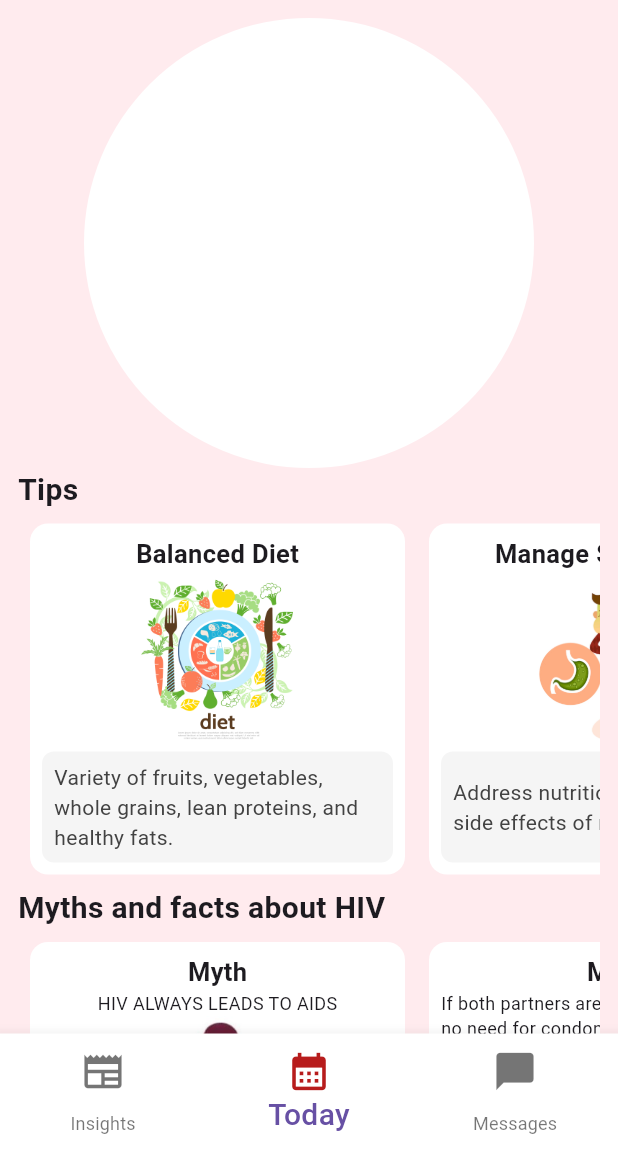
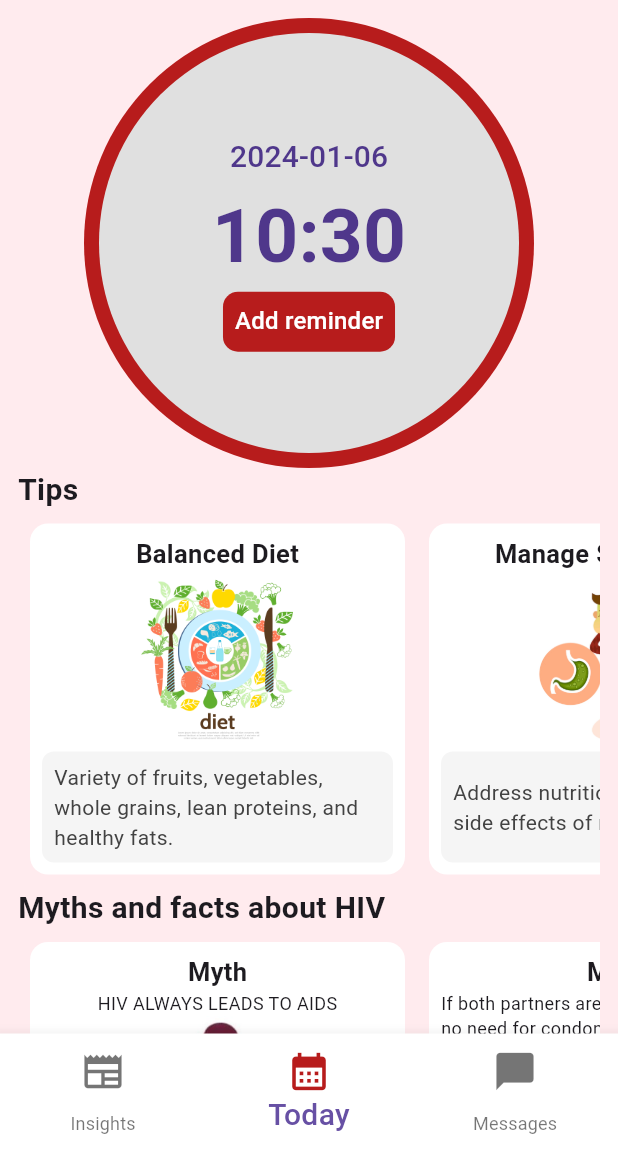
Before and after one commit to frankamale/carePulse, a Flutter app: the screen it shows after launch, on a phone screen of 412 x 824 dp, the part 84-1236 px from its top. Run offline on Flutter 3.47's test engine with Material 3 defaults, Android fonts, the light colour scheme and no system bars; our stand-ins replace awesome_notifications, cloud_firestore, firebase_auth, firebase_core, flutter_slidable, fluttertoast and 5 more; missing offline and left inert: dart:ffi, kommunicate_flutter; accounts and stored records are empty.

Commit message:
almost there

```diff
--- a/lib/main.dart
+++ b/lib/main.dart
@@ -33,6 +33,7 @@ Future main() async {
   runApp(const MaterialApp(
     home: MyApp(),
   ));
+
 }
 
 class MyApp extends StatefulWidget {
@@ -43,6 +44,7 @@ class MyApp extends StatefulWidget {
 }
 
 class _MyAppState extends State<MyApp> {
+
   @override
   Widget build(BuildContext context) {
     SystemChrome.setSystemUIOverlayStyle(
--- a/lib/models/user auth/firebase_auth_services.dart
+++ b/lib/models/user auth/firebase_auth_services.dart
@@ -1,6 +1,7 @@
 
 
 import 'package:carepulse/components/toast.dart';
+import 'package:cloud_firestore/cloud_firestore.dart';
 import 'package:firebase_core/firebase_core.dart';
 import 'package:firebase_auth/firebase_auth.dart';
 
@@ -13,6 +14,7 @@ class FirebaseAuthService{
 
     try{
       UserCredential credential = await _auth.createUserWithEmailAndPassword(email: email, password: password);
+
       return credential.user;
     }
     on FirebaseException  catch(e){
--- a/lib/pages/1_home_page.dart
+++ b/lib/pages/1_home_page.dart
@@ -3,35 +3,38 @@ import 'package:carepulse/pages/2_Insights.dart';
 import 'package:carepulse/pages/3_today.dart';
 import 'package:carepulse/pages/4_messages.dart';
 import 'package:carepulse/pages/schedule_medication.dart';
+import 'package:carepulse/pages/todo_page.dart';
+import 'package:cloud_firestore/cloud_firestore.dart';
 import 'package:firebase_auth/firebase_auth.dart';
 import 'package:flutter/material.dart';
 import 'package:flutter/services.dart';
+import 'package:font_awesome_flutter/font_awesome_flutter.dart';
+import 'package:url_launcher/url_launcher.dart';
 
 import '5_faqs_page.dart';
 import 'login.dart';
 
 class HomePage extends StatefulWidget {
-  const HomePage({super.key});
+  const HomePage({Key? key});
+
 
   @override
   State<HomePage> createState() => _HomePageState();
 }
 
 class _HomePageState extends State<HomePage> {
-  //request for permissions
 
   @override
   void initState() {
     super.initState();
+
     AwesomeNotifications().isNotificationAllowed().then((isAllowed) {
       if (!isAllowed) {
         showDialog(
           context: context,
-            builder: (context) =>
-                AlertDialog(
+          builder: (context) => AlertDialog(
             title: const Text('Allow Notifications'),
-                    content:
-                    const Text('Our app would like to send notifications'),
+            content: const Text('Our app would like to send notifications'),
             actions: [
               TextButton(
                 onPressed: () {
@@ -43,8 +46,7 @@ class _HomePageState extends State<HomePage> {
                 ),
               ),
               TextButton(
-                        onPressed: () =>
-                            AwesomeNotifications()
+                onPressed: () => AwesomeNotifications()
                     .requestPermissionToSendNotifications()
                     .then((_) => Navigator.pop(context)),
                 child: Text(
@@ -56,19 +58,11 @@ class _HomePageState extends State<HomePage> {
                   ),
                 ),
               ),
-                    ]));
+            ],
+          ),
+        );
       }
     });
-    @pragma("vm:entry-point")
-    Future<void> onNotificationCreatedMethod(
-        ReceivedNotification receivedNotification) async {
-      ScaffoldMessengerState scaffoldMessanger = ScaffoldMessenger.of(context);
-    }
-
-    @pragma("vm:entry-point")
-    Future<void> onActionReceivedMethod(ReceivedAction receivedAction) async {
-
-    }
   }
 
   @override
@@ -77,18 +71,13 @@ class _HomePageState extends State<HomePage> {
     super.dispose();
   }
 
-  //to store the pages to be displayed in the bottom nav bar
-  final List<Widget> _tabs = [
-    const Insights(),
-    const Today(),
-    const Messages()
-  ];
-  int _currentIndex = 1;
-
   @override
   Widget build(BuildContext context) {
-    SystemChrome.setSystemUIOverlayStyle(SystemUiOverlayStyle.light
-        .copyWith(statusBarIconBrightness: Brightness.dark));
+    SystemChrome.setSystemUIOverlayStyle(
+      SystemUiOverlayStyle.light.copyWith(
+        statusBarIconBrightness: Brightness.dark,
+      ),
+    );
     return Scaffold(
       appBar: AppBar(
         elevation: 0,
@@ -101,120 +90,163 @@ class _HomePageState extends State<HomePage> {
             fontSize: 30,
           ),
         ),
-        // backgroundColor: Colors.transparent,
       ),
+      drawer: _buildDrawer(),
+      bottomNavigationBar: _buildBottomNavigationBar(),
+      body: _tabs[_currentIndex],
+    );
+  }
 
-      //drawer menu
-      drawer: Drawer(
+  Widget _buildDrawer() {
+    return Drawer(
       backgroundColor: Colors.red[900],
       child: Padding(
         padding: const EdgeInsets.all(12.0),
         child: Column(
           mainAxisAlignment: MainAxisAlignment.spaceEvenly,
           children: [
-              //circular shape for profile photo
-              const CircleAvatar(
-                radius: 90,
-                backgroundColor: Colors.white,
+            _buildMenuSection(),
+            const SizedBox(height: 40),
+            _buildLogoutButton(),
+          ],
         ),
+      ),
+    );
+  }
 
-              Column(
+
+  Widget _buildMenuSection() {
+    return Column(
+
       children: [
+        SizedBox(height: 40,),
         const Text(
-                    "Options",
+          "Menu",
           style: TextStyle(
             color: Colors.white,
             fontWeight: FontWeight.bold,
-                        fontSize: 30),
-                  ),
-                  const ListTile(
-                    leading: Icon(
-                      Icons.app_registration_outlined,
-                      color: Colors.white,
-                    ),
-                    title: Text(
-                      "Appointment",
-                      style: TextStyle(
-                          color: Colors.white,
-                          fontWeight: FontWeight.normal,
-                          fontSize: 20),
+            fontSize: 30,
+            fontFamily: 'serif'
           ),
         ),
-                  ListTile(
+        SizedBox(height: 40,),
+        Divider(height: 10,),
+
+        _buildMenuItem(
+          icon: FontAwesomeIcons.truckMedical,
+          title: "SOS",
+          onTap: () async {
+            const String emergencyNumber = '112';     // emergency number in Uganda
+
+            Uri url = Uri.parse('tel:$emergencyNumber');
+
+
+            if (await canLaunchUrl(url)) {
+              await launchUrl(url);
+            } else {
+              print('Could not launch $url. Please dial the emergency number manually.');
+            }
+          },
+        ),
+        Divider(height: 10,),
+
+        _buildMenuItem(
+          icon: Icons.timelapse_outlined,
+          title: "Schedule Medication",
           onTap: () {
             Navigator.pop(context);
             Navigator.push(
               context,
               MaterialPageRoute(
-                              builder: (context) => const Medication()));
+                builder: (context) => const Medication(),
+              ),
+            );
           },
-                    leading: const Icon(
-                      Icons.timelapse_outlined,
-                      color: Colors.white,
         ),
-                    title: const Text(
-                      "Schedule Medication",
-                      style: TextStyle(
-                          color: Colors.white,
-                          fontWeight: FontWeight.normal,
-                          fontSize: 20),
-                    ),
-                  ),
-                  ListTile(
+        Divider(height: 10,),
+
+        _buildMenuItem(
+          icon: Icons.question_mark_rounded,
+          title: "FAQs",
           onTap: () {
             Navigator.pop(context);
             Navigator.push(
               context,
               MaterialPageRoute(
-                              builder: (context) =>  FaqPage()));
+                builder: (context) => FaqPage(),
+              ),
+            );
+          },
+        ),
+        Divider(height: 10,),
+
+        _buildMenuItem(
+                icon: Icons.list,
+                title: "ToDo List",
+                onTap: () {
+                  Navigator.pop(context);
+                  Navigator.push(
+                    context,
+                    MaterialPageRoute(
+                      builder: (context) => Todo(),
+                    ),
+                  );
+                },
+              ),
+        Divider(height: 10,),
+
+
+      ],
+    );
+  }
+
+  Widget _buildMenuItem({required IconData icon, required String title, required VoidCallback onTap}) {
+    return ListTile(
+      onTap: onTap,
+      leading: Icon(
+        icon,
+        color: Colors.white,
+      ),
+      title: Text(
+        title,
+        style: const TextStyle(
+          color: Colors.white,
+          fontWeight: FontWeight.normal,
+          fontSize: 20,
+        ),
+      ),
+    );
+  }
+
+  Widget _buildLogoutButton() {
+    return  ListTile(
+      onTap: (){
+        FirebaseAuth.instance.signOut();
+        Navigator.pushAndRemoveUntil(
+          context,
+          MaterialPageRoute(
+            builder: (context) => const Login(),
+          ),
+              (route) => false,
+        );
       },
       leading: const Icon(
-                      Icons.question_mark_rounded,
+        Icons.logout,
         color: Colors.white,
       ),
       title: const Text(
-                      "FAQs",
-                      style: TextStyle(
-                          color: Colors.white,
-                          fontWeight: FontWeight.normal,
-                          fontSize: 20),
-                    ),
-                  ),
-                ],
-              ),
-
-              const SizedBox(
-                height: 40,
-              ),
-
-              GestureDetector(
-                onTap: () {
-                  FirebaseAuth.instance.signOut();
-                  Navigator.pushAndRemoveUntil(
-                      context,
-                      MaterialPageRoute(builder: (context) => const Login()),
-                      (route) => false);
-                },
-                child: const ListTile(
-                  leading: Icon(
-                    Icons.logout,
-                    color: Colors.white,
-                  ),
-                  title: Text(
         "Log Out",
         style: TextStyle(
           color: Colors.white,
           fontWeight: FontWeight.normal,
-                        fontSize: 20),
+          fontSize: 20,
         ),
       ),
-              ),
-            ],
-          ),
-        ),
-      ),
+    );
+  }
 
-      bottomNavigationBar: BottomNavigationBar(
+  BottomNavigationBar _buildBottomNavigationBar() {
+    return BottomNavigationBar(
       currentIndex: _currentIndex,
       items: const [
         BottomNavigationBarItem(
@@ -228,31 +260,32 @@ class _HomePageState extends State<HomePage> {
         BottomNavigationBarItem(
           icon: Icon(Icons.messenger),
           label: 'Messages',
-              backgroundColor: Colors.red),
+          backgroundColor: Colors.red,
+        ),
       ],
       backgroundColor: Colors.white,
-        // color for the navigation bars
       iconSize: 30,
-        // size of the icons
       selectedFontSize: 20,
-        selectedIconTheme: IconThemeData(
+      selectedIconTheme:  IconThemeData(
         color: Colors.red[900],
       ),
-        selectedLabelStyle: TextStyle(
+      selectedLabelStyle:  TextStyle(
         fontWeight: FontWeight.w500,
         decorationColor: Colors.red[900],
-            color: Colors.black),
-
-        //to enalbe switchin on the bottom nav
+        color: Colors.black,
+      ),
       onTap: (index) {
         setState(() {
           _currentIndex = index;
         });
       },
-      ),
-
-      //display the pages selected in the bottom navigation bar
-      body: _tabs[_currentIndex],
     );
   }
+
+  final List<Widget> _tabs = const [
+    Insights(),
+    Today(),
+    Messages(),
+  ];
+  int _currentIndex = 1;
 }
--- a/lib/pages/3_today.dart
+++ b/lib/pages/3_today.dart
@@ -1,8 +1,8 @@
-
 import 'package:awesome_notifications/awesome_notifications.dart';
 import 'package:carepulse/components/mythTile.dart';
 import 'package:carepulse/models/items.dart';
 import 'package:carepulse/models/mythTile.dart';
+import 'package:carepulse/pages/schedule_medication.dart';
 import 'package:flutter/material.dart';
 
 import '../components/scrollTile.dart';
@@ -17,33 +17,73 @@ class Today extends StatefulWidget {
 }
 
 class _TodayState extends State<Today> {
-
   Items item = Items();
 
   @override
   Widget build(BuildContext context) {
-    return  SingleChildScrollView(
-
+    return SingleChildScrollView(
       child: Padding(
         padding: EdgeInsets.all(12.0),
-          child:  Column(
+        child: Column(
           crossAxisAlignment: CrossAxisAlignment.start,
           children: [
-
             //circle for displaying time
-                const Center(
+            Center(
               child: CircleAvatar(
-                  backgroundColor: Colors.white,
+                backgroundColor: Colors.red[900],
                 radius: 150,
+                child: CircleAvatar(
+                  backgroundColor: Colors.grey[300],
+                  radius: 140,
+                  child: Center(
+                    child: Column(
+                      mainAxisAlignment: MainAxisAlignment.center,
+                      children: [
+                        Text(
+                          _getCurrentDate(),
+                          style: TextStyle(
+                            fontSize: 20,
+                          ),
+                        ),
+                        Text(
+                          _getCurrentTime(),
+                          style: const TextStyle(
+                              fontSize: 50, fontWeight: FontWeight.bold),
+                        ),
+                        GestureDetector(
+                          onTap: () {
+                            Navigator.pop(context);
+                            Navigator.push(
+                                context,
+                                MaterialPageRoute(
+                                    builder: (context) => Medication()));
+                          },
+                          child: Container(
+                            decoration: BoxDecoration(
+                                color: Colors.red[900],
+                                borderRadius: BorderRadius.circular(10)),
+                            child: const Padding(
+                              padding: EdgeInsets.all(8.0),
+                              child: Text(
+                                'Add reminder',
+                                style: TextStyle(
+                                  color: Colors.white,
+                                ),
+                              ),
+                            ),
+                          ),
+                        )
+                      ],
+                    ),
+                  ),
+                ),
               ),
             ),
 
             //title for tips
-             const Text('Tips',
-               style: TextStyle(
-                 fontSize: 20,
-                 fontWeight: FontWeight.bold
-               ),
+            const Text(
+              'Tips',
+              style: TextStyle(fontSize: 20, fontWeight: FontWeight.bold),
             ),
 
             //List View for Tips
@@ -55,17 +95,18 @@ class _TodayState extends State<Today> {
                 scrollDirection: Axis.horizontal,
                 itemBuilder: (context, index) {
                   return ScrollTile(
-                      tile: Tile(title: item.tips[index].title, description: item.tips[index].description, imagePath: item.tips[index].imagePath),
+                    tile: Tile(
+                        title: item.tips[index].title,
+                        description: item.tips[index].description,
+                        imagePath: item.tips[index].imagePath),
                   );
                 },
               ),
             ),
 
-              const Text('Myths and facts about HIV',
-                style: TextStyle(
-                    fontSize: 20,
-                    fontWeight: FontWeight.bold
-                ),
+            const Text(
+              'Myths and facts about HIV',
+              style: TextStyle(fontSize: 20, fontWeight: FontWeight.bold),
             ),
 
             SizedBox(
@@ -87,7 +128,27 @@ class _TodayState extends State<Today> {
           ],
         ),
       ),
-
     );
   }
+
+  String _getCurrentDate() {
+    DateTime now = DateTime.now();
+    String formattedDate =
+        "${now.year}-${_twoDigits(now.month)}-${_twoDigits(now.day)}";
+    return formattedDate;
   }
+
+  String _getCurrentTime() {
+    DateTime now = DateTime.now();
+    String formattedTime = "${_twoDigits(now.hour)}:${_twoDigits(now.minute)}";
+    return formattedTime;
+  }
+
+  String _twoDigits(int n) {
+    if (n >= 10) {
+      return "$n";
+    } else {
+      return "0$n";
+    }
+  }
+}
--- a/lib/pages/login.dart
+++ b/lib/pages/login.dart
@@ -26,6 +26,8 @@ class _LoginState extends State<Login> {
 
 
   }
+
+
   bool _isLoading = false;
   @override
   Widget build(BuildContext context) {
--- a/lib/pages/schedule_medication.dart
+++ b/lib/pages/schedule_medication.dart
@@ -156,8 +156,8 @@ class _MedicationState extends State<Medication> {
               padding: EdgeInsets.all(8.0),
               child: ListTile(
                 selectedTileColor: Colors.red[200],
-                title: Text('dose ${index + 1}'),
-                subtitle: Text('Dose set at ${db.times[index]}'),
+                title: Text('Reminder ${index + 1}'),
+                subtitle: Text('Reminder set at ${db.times[index]}'),
               ),
             ),
           );
--- a/pubspec.yaml
+++ b/pubspec.yaml
@@ -47,6 +47,10 @@ dependencies:
   flutter_timezone: ^1.0.8
   hive: ^2.2.3
   hive_flutter: ^1.1.0
+  image_picker: ^1.0.6
+  url_launcher: ^6.2.2
+  font_awesome_flutter: ^10.6.0
+  flutter_slidable: ^3.0.1
 
 dev_dependencies:
   flutter_test:
```
Also changed, not shown: lib/components/data/dataTodo.dart (added, +24 -0 lines), lib/components/profile/utils.dart (added, +15 -0 lines), lib/components/utils/buttons.dart (added, +21 -0 lines), lib/components/utils/dialog_box.dart (added, +48 -0 lines), lib/components/utils/todo_tile.dart (added, +59 -0 lines), lib/pages/sign_up.dart (+11 -0 lines), lib/pages/todo_page.dart (added, +109 -0 lines), lib/assets/profile.png (added), lib/components/profile/add_data.dart (added), pubspec.lock, 2 other files. Lines whose indentation alone changed are shown as unchanged.
